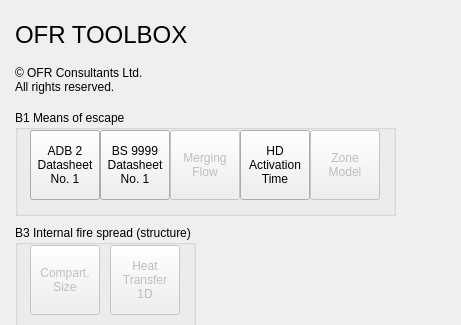
Above: fseutil/gui/layout/ui/main.ui from fsepy/fseutil before the change; both pictures show x 0 to 461 and y 0 to 325 of the 461 by 621 pixel window. Below: the same form after it.
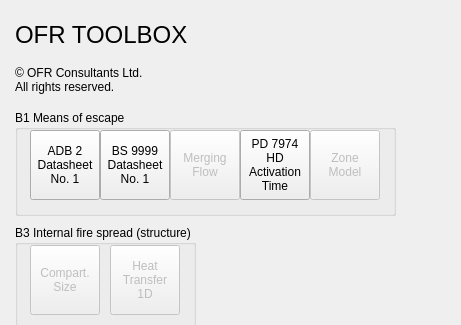
That is the form after the change. Icons and pictures are not drawn.

Patch:
```diff
--- a/fseutil/gui/layout/ui/main.ui
+++ b/fseutil/gui/layout/ui/main.ui
@@ -10,6 +10,12 @@
     <height>621</height>
    </rect>
   </property>
+  <property name="sizePolicy">
+   <sizepolicy hsizetype="Fixed" vsizetype="Fixed">
+    <horstretch>0</horstretch>
+    <verstretch>0</verstretch>
+   </sizepolicy>
+  </property>
   <property name="windowTitle">
    <string>OFR BOX Fire Safety Engineering Toolbox</string>
   </property>
@@ -119,7 +125,8 @@
       </rect>
      </property>
      <property name="text">
-      <string>HD
+      <string>PD 7974
+HD
 Activation
 Time</string>
      </property>
```
Left out of the diff: 89 changed lines with no effect on the pictures.
